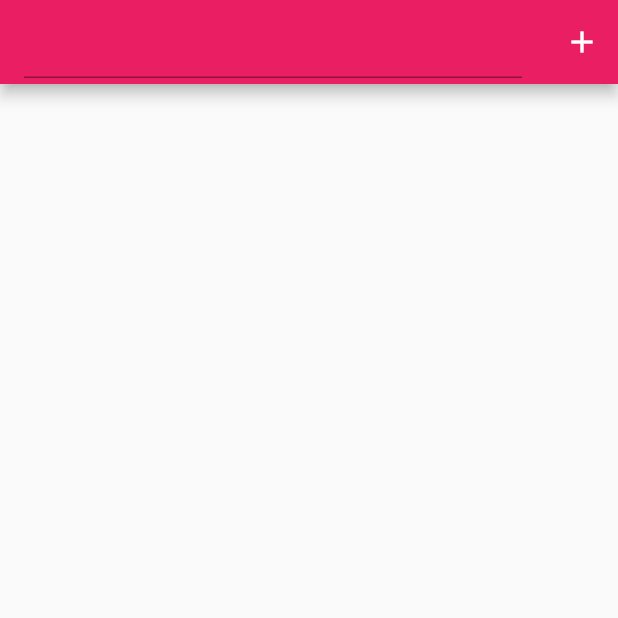
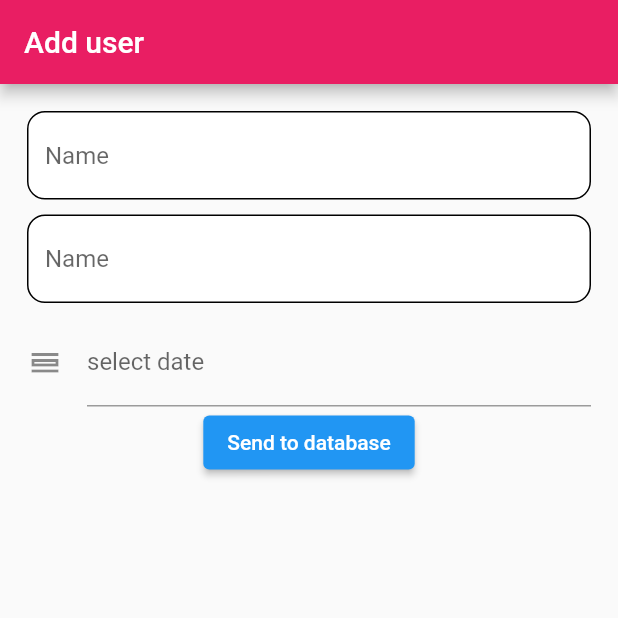
Before and after one commit to kashyapsandesh/firebase_crud, a Flutter app: the screen it shows after launch, on a phone screen of 412 x 824 dp, the top half of it. Run offline on Flutter 3.47's test engine with Material 2 defaults, Android fonts, the phone set to English and light mode, and no system bars; our stand-ins replace cloud_firestore, date_field, firebase_core; accounts and stored records are empty.

Commit message:
create completed

```diff
--- a/lib/home.dart
+++ b/lib/home.dart
@@ -30,12 +30,10 @@ class _HomepageState extends State<Homepage> {
   }
 
   Future createUser({required String nameT}) async {
-    final docUser =
-        FirebaseFirestore.instance.collection('user').doc('mero-id');
-    final json = {
-      'name': nameT,
-      'age': 21,
-    };
+    final docUser = FirebaseFirestore.instance.collection('user').doc();
+    final user = User(
+        id: docUser.id, name: nameT, age: 32, birthday: DateTime(2002, 08, 28));
+    final json = user.toJson();
     //create document and write data to firebase
     await docUser.set(json);
   }
@@ -53,4 +51,6 @@ class User {
     required this.age,
     required this.birthday,
   });
+  Map<String, dynamic> toJson() =>
+      {'id': id, 'name': name, 'age': age, 'birthday': birthday};
 }
--- a/lib/main.dart
+++ b/lib/main.dart
@@ -1,10 +1,12 @@
 import 'package:cloud_firestore/cloud_firestore.dart';
+import 'package:crud/userpage.dart';
 import 'package:firebase_core/firebase_core.dart';
 import "package:flutter/material.dart";
 
 import 'home.dart';
 
 Future main() async {
+
   WidgetsFlutterBinding.ensureInitialized();
   await Firebase.initializeApp();
   runApp(MyApp());
@@ -24,9 +26,7 @@ class _MyAppState extends State<MyApp> {
       theme: ThemeData(
           primaryColor: Colors.amber,
           appBarTheme: AppBarTheme(backgroundColor: Colors.pink)),
-      home: Homepage(),
+      home: UserPage(),
     );
   }
-
-
 }
--- /dev/null
+++ b/lib/userpage.dart
@@ -0,0 +1,107 @@
+import 'package:cloud_firestore/cloud_firestore.dart';
+import 'package:crud/home.dart';
+import 'package:date_field/date_field.dart';
+import 'package:flutter/material.dart';
+
+class UserPage extends StatefulWidget {
+  const UserPage({super.key});
+
+  @override
+  State<UserPage> createState() => _UserPageState();
+}
+
+class _UserPageState extends State<UserPage> {
+  final nameController = TextEditingController();
+  final ageController = TextEditingController();
+  var dateController = TextEditingController();
+
+  @override
+  Widget build(BuildContext context) {
+    return Scaffold(
+      appBar: AppBar(
+        title: Text('Add user'),
+      ),
+      body: Container(
+        child: Padding(
+          padding: const EdgeInsets.all(18.0),
+          child: Column(children: [
+            TextFormField(
+              controller: nameController,
+              decoration: InputDecoration(
+                fillColor: Colors.white,
+                filled: true,
+                hintText: "Name",
+                focusColor: Colors.red,
+                enabledBorder: OutlineInputBorder(
+                  borderRadius: BorderRadius.circular(12),
+                ),
+              ),
+            ),
+            SizedBox(
+              height: 10,
+            ),
+            TextFormField(
+              controller: ageController,
+              decoration: InputDecoration(
+                fillColor: Colors.white,
+                filled: true,
+                hintText: "Name",
+                focusColor: Colors.red,
+                enabledBorder: OutlineInputBorder(
+                  borderRadius: BorderRadius.circular(12),
+                ),
+              ),
+              keyboardType: TextInputType.number,
+            ),
+            SizedBox(
+              height: 10,
+            ),
+            TextField(
+              controller: dateController,
+              decoration: InputDecoration(
+                  icon: Icon(Icons.calendar_view_day_outlined),
+                  labelText: 'select date'),
+              onTap: () async {
+                DateTime? Pickeddate = await showDatePicker(
+                    context: context,
+                    initialDate: DateTime.now(),
+                    firstDate: DateTime(2000),
+                    lastDate: DateTime(2101));
+                if (Pickeddate != null) {
+                  setState(() {
+                    dateController.text = getDateFormatFromDateFieldPickerMode(
+                            DateTimeFieldPickerMode.date)
+                        .format(Pickeddate);
+                  });
+                }
+              },
+            ),
+            SizedBox(
+              height: 0,
+            ),
+            ElevatedButton(
+                onPressed: () {
+                  final user = User(
+                    name: nameController.text,
+                    age: int.parse(ageController.text),
+                    birthday: DateTime.parse(dateController.text),
+                  );
+                  createUser(user);
+
+                  Navigator.pop(context);
+                },
+                child: Text("Send to database"))
+          ]),
+        ),
+      ),
+    );
+  }
+
+  Future createUser(User user) async {
+    final docUser = FirebaseFirestore.instance.collection('user').doc();
+    user.id = docUser.id;
+    final json = user.toJson();
+    //create document and write data to firebase
+    await docUser.set(json);
+  }
+}
```
Also changed, not shown: pubspec.yaml (+6 -4 lines), pubspec.lock.
